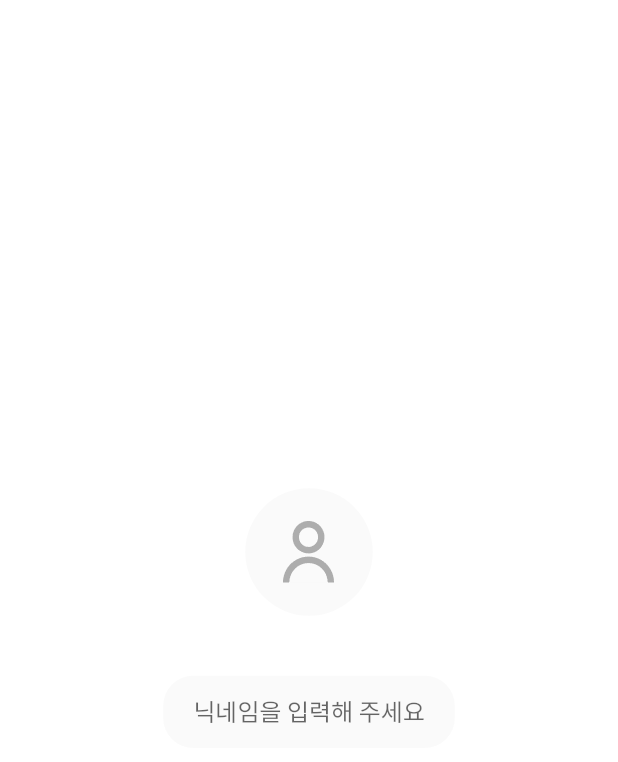
After one commit to savain/funfam_flutter, a Flutter app: the Nickname screen opened by its route, on a phone screen of 412 x 824 dp. The commit adds this screen. Shown: the top 762 px of the screen. Run offline on Flutter 3.47's test engine with Material 2 defaults, Android fonts, the phone set to English and light mode, and no system bars; our stand-ins replace cloud_firestore, firebase_auth, firebase_core, flutter_spinkit, flutter_svg, fluttertoast and 6 more; accounts and stored records are empty; project files that could hold a hidden picture were left out.

Commit message:
image picker / cropper 추가

```diff
--- a/lib/constants.dart
+++ b/lib/constants.dart
@@ -6,4 +6,5 @@ const String prefNicknameKey = 'PrefNickname';
 // routing
 const String routeEntryName = 'entry';
 const String routeLoginName = 'login';
+const String routeNicknameName = 'nickname';
 const String routeHomeName = 'home';
--- a/lib/router/routes.dart
+++ b/lib/router/routes.dart
@@ -7,6 +7,7 @@ import 'package:fun_fam/ui/entry.dart';
 import 'package:fun_fam/ui/home.dart';
 import 'package:fun_fam/ui/loading_overlay.dart';
 import 'package:fun_fam/ui/login.dart';
+import 'package:fun_fam/ui/nickname.dart';
 import 'package:go_router/go_router.dart';
 
 class FunFamRouter {
@@ -41,6 +42,14 @@ class FunFamRouter {
           ),
         ),
         GoRoute(
+          name: routeNicknameName,
+          path: '/nickname',
+          pageBuilder: (context, state) => FadeTransitionPage(
+            key: state.pageKey,
+            child: const Nickname(),
+          ),
+        ),
+        GoRoute(
           name: routeHomeName,
           path: '/home',
           pageBuilder: (context, state) => MaterialPage<void>(
@@ -53,16 +62,34 @@ class FunFamRouter {
       redirect: (state) {
         final entryLoc = state.namedLocation(routeEntryName);
         final loginLoc = state.namedLocation(routeLoginName);
+        final nicknameLoc = state.namedLocation(routeNicknameName);
+
         final launching = state.subloc == entryLoc;
         final loggingIn = state.subloc == loginLoc;
+        final nicknaming = state.subloc == nicknameLoc;
+
         final loggedIn = appState.loggedIn;
         final homeLoc = state.namedLocation(routeHomeName);
 
-        log("launch status ${appState.isLaunched}");
-        log("login status ${appState.loggedIn}");
-        if (!appState.isLaunched && !launching) return entryLoc;
-        if (appState.isLaunched && !loggedIn && !loggingIn) return loginLoc;
-        if (appState.isLaunched && loggedIn && (loggingIn || launching)) return homeLoc;
+        if (!appState.isLaunched && !launching) {
+          return entryLoc;
+        }
+
+        if (appState.isLaunched && !loggedIn && !loggingIn) {
+          return loginLoc;
+        }
+
+        if (appState.isLaunched && loggedIn && appState.nickname == null && !nicknaming) {
+          return nicknameLoc;
+        }
+
+        if (appState.isLaunched
+            && loggedIn
+            && appState.nickname != null
+            && (nicknaming || loggingIn || launching)
+        ) {
+          return homeLoc;
+        }
 
         return null;
       }
--- /dev/null
+++ b/lib/ui/nickname.dart
@@ -0,0 +1,186 @@
+import 'dart:io';
+
+import 'package:flutter/foundation.dart';
+import 'package:flutter/material.dart';
+import 'package:image_cropper/image_cropper.dart';
+import 'package:image_picker/image_picker.dart';
+import 'package:fluttertoast/fluttertoast.dart';
+
+
+class Nickname extends StatefulWidget {
+  const Nickname({Key? key}) : super(key: key);
+
+  @override
+  _NicknameState createState() => _NicknameState();
+}
+
+class _NicknameState extends State<Nickname> {
+  final formKey = GlobalKey<FormState>();
+
+  late FocusNode nicknameFocus = FocusNode();
+  String hintText = '닉네임을 입력해 주세요';
+  String nickname = '';
+
+  final ImagePicker _picker = ImagePicker();
+  XFile? _pickedImage;
+  File? _croppedImage;
+
+  @override
+  void initState() {
+    super.initState();
+    nicknameFocus.addListener(() {
+      hintText = '';
+      setState((){});
+    });
+  }
+
+  @override
+  void dispose() {
+    nicknameFocus.dispose();
+    super.dispose();
+  }
+
+  @override
+  Widget build(BuildContext context) {
+    return Scaffold(
+      backgroundColor: Colors.white,
+      body: Form(
+        key: formKey,
+        child: Column(
+          mainAxisAlignment: MainAxisAlignment.center,
+          children: [
+            Center(
+                child: Container(
+                  margin: const EdgeInsets.only(bottom: 40),
+                  child: IconButton(
+                    padding: EdgeInsets.zero,
+                    icon: (!kIsWeb && defaultTargetPlatform == TargetPlatform.android) ?
+                    FutureBuilder<void>(
+                        future: retrieveLostData(),
+                        builder: (BuildContext context, AsyncSnapshot<void> snapshot) {
+                          return getAvatarWidget();
+                        }
+                    ) : getAvatarWidget(),
+                    splashColor: Colors.transparent,
+                    highlightColor: Colors.transparent,
+                    onPressed: () async {
+                      _pickAvatarImage();
+                    },
+                  ),
+                  width: 85,
+                  height: 85,
+                  decoration: BoxDecoration(
+                      color: Theme.of(context).primaryColorLight,
+                      borderRadius: const BorderRadius.all(Radius.circular(45))
+                  ),
+                )
+            ),
+            Center(
+              child: IntrinsicWidth(
+                child: TextFormField(
+                    focusNode: nicknameFocus,
+                    textAlign: TextAlign.center,
+                    onChanged: (val) {
+                      setState(() {
+                        nickname = val;
+                      });
+                    },
+                    decoration: InputDecoration(
+                      filled: true,
+                      fillColor: nickname.isNotEmpty ? Theme.of(context).highlightColor : Theme.of(context).primaryColorLight,
+                      contentPadding: const EdgeInsets.only(left: 20, right: 20, top: 2, bottom: 2),
+                      focusedBorder: OutlineInputBorder(
+                        borderSide: BorderSide(color: Theme.of(context).primaryColorLight),
+                        borderRadius: BorderRadius.circular(20),
+                      ),
+                      enabledBorder: UnderlineInputBorder(
+                        borderSide: BorderSide(color: Theme.of(context).primaryColorLight),
+                        borderRadius: BorderRadius.circular(20),
+                      ),
+                      border: InputBorder.none,
+                      hintText: hintText,
+                    )
+                ),
+              ),
+            )
+          ],
+        ),
+      ),
+    );
+  }
+
+  Future<void> retrieveLostData() async {
+    final LostDataResponse response = await _picker.retrieveLostData();
+    if (response.isEmpty) {
+      return;
+    }
+
+    if (response.file != null) {
+      setState(() {
+        _pickedImage = response.file;
+      });
+      _cropAvatarImage();
+    } else {
+      _showError();
+    }
+  }
+
+  void _pickAvatarImage() async {
+    XFile? pickedImage = await _picker.pickImage(source: ImageSource.gallery);
+    if (pickedImage != null) {
+      setState(() {
+        _pickedImage = pickedImage;
+      });
+      _cropAvatarImage();
+    } else {
+      _showError();
+    }
+  }
+
+  void _cropAvatarImage() async {
+    File? croppedFile = await ImageCropper.cropImage(
+        sourcePath: _pickedImage!.path,
+        aspectRatioPresets: [ CropAspectRatioPreset.square],
+        androidUiSettings: AndroidUiSettings(
+            toolbarTitle: '썸네일 이미지 수정',
+            toolbarColor: Theme.of(context).indicatorColor,
+            toolbarWidgetColor: Colors.white,
+            statusBarColor: Theme.of(context).indicatorColor,
+            activeControlsWidgetColor: Theme.of(context).indicatorColor,
+            initAspectRatio: CropAspectRatioPreset.original,
+            lockAspectRatio: false),
+        iosUiSettings: const IOSUiSettings(
+          title: '썸네일 이미지 수정',
+        ));
+
+    if (croppedFile != null) {
+      setState(() {
+        _croppedImage = croppedFile;
+      });
+    } else {
+      _showError();
+    }
+  }
+
+  void _showError() {
+    Fluttertoast.showToast(
+        msg: "사진 선택에 실패했습니다.\n다시 사진을 선택해주세요!",
+        toastLength: Toast.LENGTH_SHORT,
+        gravity: ToastGravity.BOTTOM,
+        timeInSecForIosWeb: 1,
+        backgroundColor: Theme.of(context).primaryColorLight,
+        textColor: Colors.black,
+        fontSize: 16.0
+    );
+  }
+
+  Widget getAvatarWidget() {
+    return _croppedImage == null
+        ? Image.asset("assets/ic_anonymous.png")
+        : CircleAvatar(
+      radius: 45,
+      backgroundImage: Image.file(_croppedImage!, fit: BoxFit.fill).image,
+      backgroundColor: Colors.transparent,
+    );
+  }
+}
--- a/pubspec.yaml
+++ b/pubspec.yaml
@@ -43,6 +43,9 @@ dependencies:
   cloud_firestore: ^3.1.6
   flutter_svg: ^1.0.1
   flutter_spinkit: ^5.1.0
+  image_picker: ^0.8.4+4
+  fluttertoast: ^8.0.8
+  image_cropper: ^1.4.1
 
 dev_dependencies:
   flutter_test:
```
Also changed, not shown: lib/ui/entry.dart (+7 -7 lines), lib/ui/login.dart (+9 -2 lines), assets/1.5x/ic_anonymous.png (added), assets/2.0x/ic_anonymous.png (added), assets/3.0x/ic_anonymous.png (added), assets/4.0x/ic_anonymous.png (added), assets/ic_anonymous.png (added), pubspec.lock, 3 other files.
